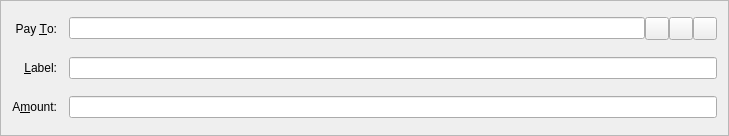
Old version of the form src/qt/forms/sendcoinsentry.ui in the repository mbirtwistle/net2.
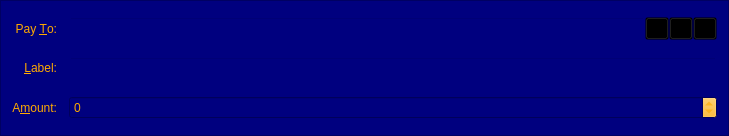
New version of the form. Icons and pictures are not drawn. Custom widgets are drawn as their Qt base class.

What changed in the file:
```diff
--- a/src/qt/forms/sendcoinsentry.ui
+++ b/src/qt/forms/sendcoinsentry.ui
@@ -10,9 +10,456 @@
     <height>136</height>
    </rect>
   </property>
+  <property name="palette">
+   <palette>
+    <active>
+     <colorrole role="WindowText">
+      <brush brushstyle="SolidPattern">
+       <color alpha="255">
+        <red>255</red>
+        <green>170</green>
+        <blue>0</blue>
+       </color>
+      </brush>
+     </colorrole>
+     <colorrole role="Button">
+      <brush brushstyle="SolidPattern">
+       <color alpha="255">
+        <red>255</red>
+        <green>170</green>
+        <blue>0</blue>
+       </color>
+      </brush>
+     </colorrole>
+     <colorrole role="Light">
+      <brush brushstyle="SolidPattern">
+       <color alpha="255">
+        <red>255</red>
+        <green>170</green>
+        <blue>0</blue>
+       </color>
+      </brush>
+     </colorrole>
+     <colorrole role="Midlight">
+      <brush brushstyle="SolidPattern">
+       <color alpha="255">
+        <red>255</red>
+        <green>170</green>
+        <blue>0</blue>
+       </color>
+      </brush>
+     </colorrole>
+     <colorrole role="Dark">
+      <brush brushstyle="SolidPattern">
+       <color alpha="255">
+        <red>255</red>
+        <green>170</green>
+        <blue>0</blue>
+       </color>
+      </brush>
+     </colorrole>
+     <colorrole role="Mid">
+      <brush brushstyle="SolidPattern">
+       <color alpha="255">
+        <red>255</red>
+        <green>170</green>
+        <blue>0</blue>
+       </color>
+      </brush>
+     </colorrole>
+     <colorrole role="Text">
+      <brush brushstyle="SolidPattern">
+       <color alpha="255">
+        <red>255</red>
+        <green>170</green>
+        <blue>0</blue>
+       </color>
+      </brush>
+     </colorrole>
+     <colorrole role="BrightText">
+      <brush brushstyle="SolidPattern">
+       <color alpha="255">
+        <red>255</red>
+        <green>170</green>
+        <blue>0</blue>
+       </color>
+      </brush>
+     </colorrole>
+     <colorrole role="ButtonText">
+      <brush brushstyle="SolidPattern">
+       <color alpha="255">
+        <red>255</red>
+        <green>170</green>
+        <blue>0</blue>
+       </color>
+      </brush>
+     </colorrole>
+     <colorrole role="Base">
+      <brush brushstyle="SolidPattern">
+       <color alpha="255">
+        <red>0</red>
+        <green>0</green>
+        <blue>127</blue>
+       </color>
+      </brush>
+     </colorrole>
+     <colorrole role="Window">
+      <brush brushstyle="SolidPattern">
+       <color alpha="255">
+        <red>0</red>
+        <green>0</green>
+        <blue>127</blue>
+       </color>
+      </brush>
+     </colorrole>
+     <colorrole role="HighlightedText">
+      <brush brushstyle="SolidPattern">
+       <color alpha="255">
+        <red>0</red>
+        <green>0</green>
+        <blue>127</blue>
+       </color>
+      </brush>
+     </colorrole>
+     <colorrole role="AlternateBase">
+      <brush brushstyle="SolidPattern">
+       <color alpha="255">
+        <red>0</red>
+        <green>0</green>
+        <blue>127</blue>
+       </color>
+      </brush>
+     </colorrole>
+     <colorrole role="NoRole">
+      <brush brushstyle="SolidPattern">
+       <color alpha="255">
+        <red>0</red>
+        <green>0</green>
+        <blue>127</blue>
+       </color>
+      </brush>
+     </colorrole>
+     <colorrole role="ToolTipBase">
+      <brush brushstyle="SolidPattern">
+       <color alpha="255">
+        <red>0</red>
+        <green>0</green>
+        <blue>127</blue>
+       </color>
+      </brush>
+     </colorrole>
+     <colorrole role="ToolTipText">
+      <brush brushstyle="SolidPattern">
+       <color alpha="255">
+        <red>255</red>
+        <green>170</green>
+        <blue>0</blue>
+       </color>
+      </brush>
+     </colorrole>
+    </active>
+    <inactive>
+     <colorrole role="WindowText">
+      <brush brushstyle="SolidPattern">
+       <color alpha="255">
+        <red>255</red>
+        <green>170</green>
+        <blue>0</blue>
+       </color>
+      </brush>
+     </colorrole>
+     <colorrole role="Button">
+      <brush brushstyle="SolidPattern">
+       <color alpha="255">
+        <red>255</red>
+        <green>170</green>
+        <blue>0</blue>
+       </color>
+      </brush>
+     </colorrole>
+     <colorrole role="Light">
+      <brush brushstyle="SolidPattern">
+       <color alpha="255">
+        <red>255</red>
+        <green>170</green>
+        <blue>0</blue>
+       </color>
+      </brush>
+     </colorrole>
+     <colorrole role="Midlight">
+      <brush brushstyle="SolidPattern">
+       <color alpha="255">
+        <red>255</red>
+        <green>170</green>
+        <blue>0</blue>
+       </color>
+      </brush>
+     </colorrole>
+     <colorrole role="Dark">
+      <brush brushstyle="SolidPattern">
+       <color alpha="255">
+        <red>255</red>
+        <green>170</green>
+        <blue>0</blue>
+       </color>
+      </brush>
+     </colorrole>
+     <colorrole role="Mid">
+      <brush brushstyle="SolidPattern">
+       <color alpha="255">
+        <red>255</red>
+        <green>170</green>
+        <blue>0</blue>
+       </color>
+      </brush>
+     </colorrole>
+     <colorrole role="Text">
+      <brush brushstyle="SolidPattern">
+       <color alpha="255">
+        <red>255</red>
+        <green>170</green>
+        <blue>0</blue>
+       </color>
+      </brush>
+     </colorrole>
+     <colorrole role="BrightText">
+      <brush brushstyle="SolidPattern">
+       <color alpha="255">
+        <red>255</red>
+        <green>170</green>
+        <blue>0</blue>
+       </color>
+      </brush>
+     </colorrole>
+     <colorrole role="ButtonText">
+      <brush brushstyle="SolidPattern">
+       <color alpha="255">
+        <red>255</red>
+        <green>170</green>
+        <blue>0</blue>
+       </color>
+      </brush>
+     </colorrole>
+     <colorrole role="Base">
+      <brush brushstyle="SolidPattern">
+       <color alpha="255">
+        <red>0</red>
+        <green>0</green>
+        <blue>127</blue>
+       </color>
+      </brush>
+     </colorrole>
+     <colorrole role="Window">
+      <brush brushstyle="SolidPattern">
+       <color alpha="255">
+        <red>0</red>
+        <green>0</green>
+        <blue>127</blue>
+       </color>
+      </brush>
+     </colorrole>
+     <colorrole role="HighlightedText">
+      <brush brushstyle="SolidPattern">
+       <color alpha="255">
+        <red>0</red>
+        <green>0</green>
+        <blue>127</blue>
+       </color>
+      </brush>
+     </colorrole>
+     <colorrole role="AlternateBase">
+      <brush brushstyle="SolidPattern">
+       <color alpha="255">
+        <red>0</red>
+        <green>0</green>
+        <blue>127</blue>
+       </color>
+      </brush>
+     </colorrole>
+     <colorrole role="NoRole">
+      <brush brushstyle="SolidPattern">
+       <color alpha="255">
+        <red>0</red>
+        <green>0</green>
+        <blue>127</blue>
+       </color>
+      </brush>
+     </colorrole>
+     <colorrole role="ToolTipBase">
+      <brush brushstyle="SolidPattern">
+       <color alpha="255">
+        <red>0</red>
+        <green>0</green>
+        <blue>127</blue>
+       </color>
+      </brush>
+     </colorrole>
+     <colorrole role="ToolTipText">
+      <brush brushstyle="SolidPattern">
+       <color alpha="255">
+        <red>255</red>
+        <green>170</green>
+        <blue>0</blue>
+       </color>
+      </brush>
+     </colorrole>
+    </inactive>
+    <disabled>
+     <colorrole role="WindowText">
+      <brush brushstyle="SolidPattern">
+       <color alpha="255">
+        <red>255</red>
+        <green>170</green>
+        <blue>0</blue>
+       </color>
+      </brush>
+     </colorrole>
+     <colorrole role="Button">
+      <brush brushstyle="SolidPattern">
+       <color alpha="255">
+        <red>255</red>
+        <green>170</green>
+        <blue>0</blue>
+       </color>
+      </brush>
+     </colorrole>
+     <colorrole role="Light">
+      <brush brushstyle="SolidPattern">
+       <color alpha="255">
+        <red>255</red>
+        <green>170</green>
+        <blue>0</blue>
+       </color>
+      </brush>
+     </colorrole>
+     <colorrole role="Midlight">
+      <brush brushstyle="SolidPattern">
+       <color alpha="255">
+        <red>255</red>
+        <green>170</green>
+        <blue>0</blue>
+       </color>
+      </brush>
+     </colorrole>
+     <colorrole role="Dark">
+      <brush brushstyle="SolidPattern">
+       <color alpha="255">
+        <red>255</red>
+        <green>170</green>
+        <blue>0</blue>
+       </color>
+      </brush>
+     </colorrole>
+     <colorrole role="Mid">
+      <brush brushstyle="SolidPattern">
+       <color alpha="255">
+        <red>255</red>
+        <green>170</green>
+        <blue>0</blue>
+       </color>
+      </brush>
+     </colorrole>
+     <colorrole role="Text">
+      <brush brushstyle="SolidPattern">
+       <color alpha="255">
+        <red>255</red>
+        <green>170</green>
+        <blue>0</blue>
+       </color>
+      </brush>
+     </colorrole>
+     <colorrole role="BrightText">
+      <brush brushstyle="SolidPattern">
+       <color alpha="255">
+        <red>255</red>
+        <green>170</green>
+        <blue>0</blue>
+       </color>
+      </brush>
+     </colorrole>
+     <colorrole role="ButtonText">
+      <brush brushstyle="SolidPattern">
+       <color alpha="255">
+        <red>255</red>
+        <green>170</green>
+        <blue>0</blue>
+       </color>
+      </brush>
+     </colorrole>
+     <colorrole role="Base">
+      <brush brushstyle="SolidPattern">
+       <color alpha="255">
+        <red>0</red>
+        <green>0</green>
+        <blue>127</blue>
+       </color>
+      </brush>
+     </colorrole>
+     <colorrole role="Window">
+      <brush brushstyle="SolidPattern">
+       <color alpha="255">
+        <red>0</red>
+        <green>0</green>
+        <blue>127</blue>
+       </color>
+      </brush>
+     </colorrole>
+     <colorrole role="HighlightedText">
+      <brush brushstyle="SolidPattern">
+       <color alpha="255">
+        <red>0</red>
+        <green>0</green>
+        <blue>127</blue>
+       </color>
+      </brush>
+     </colorrole>
+     <colorrole role="AlternateBase">
+      <brush brushstyle="SolidPattern">
+       <color alpha="255">
+        <red>0</red>
+        <green>0</green>
+        <blue>127</blue>
+       </color>
+      </brush>
+     </colorrole>
+     <colorrole role="NoRole">
+      <brush brushstyle="SolidPattern">
+       <color alpha="255">
+        <red>0</red>
+        <green>0</green>
+        <blue>127</blue>
+       </color>
+      </brush>
+     </colorrole>
+     <colorrole role="ToolTipBase">
+      <brush brushstyle="SolidPattern">
+       <color alpha="255">
+        <red>0</red>
+        <green>0</green>
+        <blue>127</blue>
+       </color>
+      </brush>
+     </colorrole>
+     <colorrole role="ToolTipText">
+      <brush brushstyle="SolidPattern">
+       <color alpha="255">
+        <red>255</red>
+        <green>170</green>
+        <blue>0</blue>
+       </color>
+      </brush>
+     </colorrole>
+    </disabled>
+   </palette>
+  </property>
   <property name="windowTitle">
    <string>Form</string>
   </property>
+  <property name="styleSheet">
+   <string notr="true">QWidget 
+{ background: url(:/images/bkg); } 
+</string>
+  </property>
   <property name="frameShape">
    <enum>QFrame::StyledPanel</enum>
   </property>
@@ -25,6 +472,124 @@
    </property>
    <item row="5" column="0">
     <widget class="QLabel" name="label">
+     <property name="palette">
+      <palette>
+       <active>
+        <colorrole role="WindowText">
+         <brush brushstyle="SolidPattern">
+          <color alpha="255">
+           <red>255</red>
+           <green>170</green>
+           <blue>0</blue>
+          </color>
+         </brush>
+        </colorrole>
+        <colorrole role="Text">
+         <brush brushstyle="SolidPattern">
+          <color alpha="255">
+           <red>255</red>
+           <green>170</green>
+           <blue>0</blue>
+          </color>
+         </brush>
+        </colorrole>
+        <colorrole role="BrightText">
+         <brush brushstyle="SolidPattern">
+          <color alpha="255">
+           <red>255</red>
+           <green>170</green>
+           <blue>0</blue>
+          </color>
+         </brush>
+        </colorrole>
+        <colorrole role="ButtonText">
+         <brush brushstyle="SolidPattern">
+          <color alpha="255">
+           <red>255</red>
+           <green>170</green>
+           <blue>0</blue>
+          </color>
+         </brush>
+        </colorrole>
+       </active>
+       <inactive>
+        <colorrole role="WindowText">
+         <brush brushstyle="SolidPattern">
+          <color alpha="255">
+           <red>255</red>
+           <green>170</green>
+           <blue>0</blue>
+          </color>
+         </brush>
+        </colorrole>
+        <colorrole role="Text">
+         <brush brushstyle="SolidPattern">
+          <color alpha="255">
+           <red>255</red>
+           <green>170</green>
+           <blue>0</blue>
+          </color>
+         </brush>
+        </colorrole>
+        <colorrole role="BrightText">
+         <brush brushstyle="SolidPattern">
+          <color alpha="255">
+           <red>255</red>
+           <green>170</green>
+           <blue>0</blue>
+          </color>
+         </brush>
+        </colorrole>
+        <colorrole role="ButtonText">
+         <brush brushstyle="SolidPattern">
+          <color alpha="255">
+           <red>255</red>
+           <green>170</green>
+           <blue>0</blue>
+          </color>
+         </brush>
+        </colorrole>
+       </inactive>
+       <disabled>
+        <colorrole role="WindowText">
+         <brush brushstyle="SolidPattern">
+          <color alpha="255">
+           <red>159</red>
+           <green>158</green>
+           <blue>158</blue>
+          </color>
+         </brush>
+        </colorrole>
+        <colorrole role="Text">
+         <brush brushstyle="SolidPattern">
+          <color alpha="255">
+           <red>159</red>
+           <green>158</green>
+           <blue>158</blue>
+          </color>
+         </brush>
+        </colorrole>
+        <colorrole role="BrightText">
+         <brush brushstyle="SolidPattern">
+          <color alpha="255">
+           <red>255</red>
+           <green>170</green>
+           <blue>0</blue>
+          </color>
+         </brush>
+        </colorrole>
+        <colorrole role="ButtonText">
+         <brush brushstyle="SolidPattern">
+          <color alpha="255">
+           <red>159</red>
+           <green>158</green>
+           <blue>158</blue>
+          </color>
+         </brush>
+        </colorrole>
+       </disabled>
+      </palette>
+     </property>
      <property name="text">
       <string>A&amp;mount:</string>
      </property>
@@ -38,6 +603,124 @@
    </item>
    <item row="3" column="0">
     <widget class="QLabel" name="label_2">
+     <property name="palette">
+      <palette>
+       <active>
+        <colorrole role="WindowText">
+         <brush brushstyle="SolidPattern">
+          <color alpha="255">
+           <red>255</red>
+           <green>170</green>
+           <blue>0</blue>
+          </color>
+         </brush>
+        </colorrole>
+        <colorrole role="Text">
+         <brush brushstyle="SolidPattern">
+          <color alpha="255">
+           <red>255</red>
+           <green>170</green>
+           <blue>0</blue>
+          </color>
+         </brush>
+        </colorrole>
+        <colorrole role="BrightText">
+         <brush brushstyle="SolidPattern">
+          <color alpha="255">
+           <red>255</red>
+           <green>170</green>
+           <blue>0</blue>
+          </color>
+         </brush>
+        </colorrole>
+        <colorrole role="ButtonText">
+         <brush brushstyle="SolidPattern">
+          <color alpha="255">
+           <red>255</red>
+           <green>170</green>
+           <blue>0</blue>
+          </color>
+         </brush>
+        </colorrole>
+       </active>
+       <inactive>
+        <colorrole role="WindowText">
+         <brush brushstyle="SolidPattern">
+          <color alpha="255">
+           <red>255</red>
+           <green>170</green>
+           <blue>0</blue>
+          </color>
+         </brush>
+        </colorrole>
+        <colorrole role="Text">
+         <brush brushstyle="SolidPattern">
+          <color alpha="255">
+           <red>255</red>
+           <green>170</green>
+           <blue>0</blue>
+          </color>
+         </brush>
+        </colorrole>
+        <colorrole role="BrightText">
+         <brush brushstyle="SolidPattern">
+          <color alpha="255">
+           <red>255</red>
+           <green>170</green>
+           <blue>0</blue>
+          </color>
+         </brush>
+        </colorrole>
+        <colorrole role="ButtonText">
+         <brush brushstyle="SolidPattern">
+          <color alpha="255">
+           <red>255</red>
+           <green>170</green>
+           <blue>0</blue>
+          </color>
+         </brush>
+        </colorrole>
+       </inactive>
+       <disabled>
+        <colorrole role="WindowText">
+         <brush brushstyle="SolidPattern">
+          <color alpha="255">
+           <red>159</red>
+           <green>158</green>
+           <blue>158</blue>
+          </color>
+         </brush>
+        </colorrole>
+        <colorrole role="Text">
+         <brush brushstyle="SolidPattern">
+          <color alpha="255">
+           <red>159</red>
+           <green>158</green>
+           <blue>158</blue>
+          </color>
+         </brush>
+        </colorrole>
+        <colorrole role="BrightText">
+         <brush brushstyle="SolidPattern">
+          <color alpha="255">
+           <red>255</red>
+           <green>170</green>
+           <blue>0</blue>
+          </color>
+         </brush>
+        </colorrole>
+        <colorrole role="ButtonText">
+         <brush brushstyle="SolidPattern">
+          <color alpha="255">
+           <red>159</red>
+           <green>158</green>
+           <blue>158</blue>
+          </color>
+         </brush>
+        </colorrole>
+       </disabled>
+      </palette>
+     </property>
      <property name="text">
       <string>Pay &amp;To:</string>
      </property>
@@ -50,7 +733,126 @@
     </widget>
    </item>
    <item row="5" column="1">
-    <widget class="BitcoinAmountField" name="payAmount"/>
+    <widget class="BitcoinAmountField" name="payAmount">
+     <property name="palette">
+      <palette>
+       <active>
+        <colorrole role="WindowText">
+         <brush brushstyle="SolidPattern">
+          <color alpha="255">
+           <red>255</red>
+           <green>170</green>
+           <blue>0</blue>
+          </color>
+         </brush>
+        </colorrole>
+        <colorrole role="Text">
+         <brush brushstyle="SolidPattern">
+          <color alpha="255">
+           <red>255</red>
+           <green>170</green>
+           <blue>0</blue>
+          </color>
+         </brush>
+        </colorrole>
+        <colorrole role="BrightText">
+         <brush brushstyle="SolidPattern">
+          <color alpha="255">
+           <red>255</red>
+           <green>170</green>
+           <blue>0</blue>
+          </color>
+         </brush>
+        </colorrole>
+        <colorrole role="ButtonText">
+         <brush brushstyle="SolidPattern">
+          <color alpha="255">
+           <red>255</red>
+           <green>170</green>
+           <blue>0</blue>
+          </color>
+         </brush>
+        </colorrole>
+       </active>
+       <inactive>
+        <colorrole role="WindowText">
+         <brush brushstyle="SolidPattern">
+          <color alpha="255">
+           <red>255</red>
+           <green>170</green>
+           <blue>0</blue>
+          </color>
+         </brush>
+        </colorrole>
+        <colorrole role="Text">
+         <brush brushstyle="SolidPattern">
+          <color alpha="255">
+           <red>255</red>
+           <green>170</green>
+           <blue>0</blue>
+          </color>
+         </brush>
+        </colorrole>
+        <colorrole role="BrightText">
+         <brush brushstyle="SolidPattern">
+          <color alpha="255">
+           <red>255</red>
+           <green>170</green>
+           <blue>0</blue>
+          </color>
+         </brush>
+        </colorrole>
+        <colorrole role="ButtonText">
+         <brush brushstyle="SolidPattern">
+          <color alpha="255">
+           <red>255</red>
+           <green>170</green>
+           <blue>0</blue>
+          </color>
+         </brush>
+        </colorrole>
+       </inactive>
+       <disabled>
+        <colorrole role="WindowText">
+         <brush brushstyle="SolidPattern">
+          <color alpha="255">
+           <red>159</red>
+           <green>158</green>
+           <blue>158</blue>
+          </color>
+         </brush>
+        </colorrole>
+        <colorrole role="Text">
+         <brush brushstyle="SolidPattern">
+          <color alpha="255">
+           <red>159</red>
+           <green>158</green>
+           <blue>158</blue>
+          </color>
+         </brush>
+        </colorrole>
+        <colorrole role="BrightText">
+         <brush brushstyle="SolidPattern">
+          <color alpha="255">
+           <red>255</red>
+           <green>170</green>
+           <blue>0</blue>
+          </color>
+         </brush>
+        </colorrole>
+        <colorrole role="ButtonText">
+         <brush brushstyle="SolidPattern">
+          <color alpha="255">
+           <red>159</red>
+           <green>158</green>
+           <blue>158</blue>
+          </color>
+         </brush>
+        </colorrole>
+       </disabled>
+      </palette>
+     </property>
+    </widget>
    </item>
    <item row="4" column="1">
     <layout class="QHBoxLayout" name="horizontalLayout_2">
@@ -62,15 +864,231 @@
        <property name="enabled">
         <bool>true</bool>
        </property>
+       <property name="palette">
+        <palette>
+         <active>
+          <colorrole role="Button">
+           <brush brushstyle="SolidPattern">
+            <color alpha="0">
+             <red>0</red>
+             <green>0</green>
+             <blue>0</blue>
+            </color>
+           </brush>
+          </colorrole>
+          <colorrole role="Base">
+           <brush brushstyle="SolidPattern">
+            <color alpha="0">
+             <red>0</red>
+             <green>0</green>
+             <blue>0</blue>
+            </color>
+           </brush>
+          </colorrole>
+          <colorrole role="Window">
+           <brush brushstyle="SolidPattern">
+            <color alpha="0">
+             <red>0</red>
+             <green>0</green>
+             <blue>0</blue>
+            </color>
+           </brush>
+          </colorrole>
+         </active>
+         <inactive>
+          <colorrole role="Button">
+           <brush brushstyle="SolidPattern">
+            <color alpha="0">
+             <red>0</red>
+             <green>0</green>
+             <blue>0</blue>
+            </color>
+           </brush>
+          </colorrole>
+          <colorrole role="Base">
+           <brush brushstyle="SolidPattern">
+            <color alpha="0">
+             <red>0</red>
+             <green>0</green>
+             <blue>0</blue>
+            </color>
+           </brush>
+          </colorrole>
+          <colorrole role="Window">
+           <brush brushstyle="SolidPattern">
+            <color alpha="0">
+             <red>0</red>
+             <green>0</green>
+             <blue>0</blue>
+            </color>
+           </brush>
+          </colorrole>
+         </inactive>
+         <disabled>
+          <colorrole role="Button">
+           <brush brushstyle="SolidPattern">
+            <color alpha="0">
+             <red>0</red>
+             <green>0</green>
+             <blue>0</blue>
+            </color>
+           </brush>
+          </colorrole>
+          <colorrole role="Base">
+           <brush brushstyle="SolidPattern">
+            <color alpha="0">
+             <red>0</red>
+             <green>0</green>
+             <blue>0</blue>
+            </color>
+           </brush>
+          </colorrole>
+          <colorrole role="Window">
+           <brush brushstyle="SolidPattern">
+            <color alpha="0">
+             <red>0</red>
+             <green>0</green>
+             <blue>0</blue>
+            </color>
+           </brush>
+          </colorrole>
+         </disabled>
+        </palette>
+       </property>
        <property name="toolTip">
         <string>Enter a label for this address to add it to your address book</string>
        </property>
+       <property name="styleSheet">
+        <string notr="true">background:transparent;
+</string>
+       </property>
+       <property name="text">
+        <string/>
+       </property>
       </widget>
      </item>
     </layout>
    </item>
    <item row="4" column="0">
     <widget class="QLabel" name="label_4">
+     <property name="palette">
+      <palette>
+       <active>
+        <colorrole role="WindowText">
+         <brush brushstyle="SolidPattern">
+          <color alpha="255">
+           <red>255</red>
+           <green>170</green>
+           <blue>0</blue>
+          </color>
+         </brush>
+        </colorrole>
+        <colorrole role="Text">
+         <brush brushstyle="SolidPattern">
+          <color alpha="255">
+           <red>255</red>
+           <green>170</green>
+           <blue>0</blue>
+          </color>
+         </brush>
+        </colorrole>
+        <colorrole role="BrightText">
+         <brush brushstyle="SolidPattern">
+          <color alpha="255">
+           <red>255</red>
+           <green>170</green>
+           <blue>0</blue>
+          </color>
+         </brush>
+        </colorrole>
+        <colorrole role="ButtonText">
+         <brush brushstyle="SolidPattern">
+          <color alpha="255">
+           <red>255</red>
+           <green>170</green>
+           <blue>0</blue>
+          </color>
+         </brush>
+        </colorrole>
+       </active>
+       <inactive>
+        <colorrole role="WindowText">
+         <brush brushstyle="SolidPattern">
+          <color alpha="255">
+           <red>255</red>
+           <green>170</green>
+           <blue>0</blue>
+          </color>
+         </brush>
+        </colorrole>
+        <colorrole role="Text">
+         <brush brushstyle="SolidPattern">
+          <color alpha="255">
+           <red>255</red>
+           <green>170</green>
+           <blue>0</blue>
+          </color>
+         </brush>
+        </colorrole>
+        <colorrole role="BrightText">
+         <brush brushstyle="SolidPattern">
+          <color alpha="255">
+           <red>255</red>
+           <green>170</green>
+           <blue>0</blue>
+          </color>
+         </brush>
+        </colorrole>
+        <colorrole role="ButtonText">
+         <brush brushstyle="SolidPattern">
+          <color alpha="255">
+           <red>255</red>
+           <green>170</green>
+           <blue>0</blue>
+          </color>
+         </brush>
+        </colorrole>
+       </inactive>
+       <disabled>
+        <colorrole role="WindowText">
+         <brush brushstyle="SolidPattern">
+          <color alpha="255">
+           <red>159</red>
+           <green>158</green>
+           <blue>158</blue>
+          </color>
+         </brush>
+        </colorrole>
+        <colorrole role="Text">
+         <brush brushstyle="SolidPattern">
+          <color alpha="255">
+           <red>159</red>
+           <green>158</green>
+           <blue>158</blue>
+          </color>
+         </brush>
+        </colorrole>
+        <colorrole role="BrightText">
+         <brush brushstyle="SolidPattern">
+          <color alpha="255">
+           <red>255</red>
+           <green>170</green>
+           <blue>0</blue>
+          </color>
+         </brush>
+        </colorrole>
+        <colorrole role="ButtonText">
+         <brush brushstyle="SolidPattern">
+          <color alpha="255">
+           <red>159</red>
+           <green>158</green>
+           <blue>158</blue>
+          </color>
+         </brush>
+        </colorrole>
+       </disabled>
+      </palette>
+     </property>
      <property name="text">
       <string>&amp;Label:</string>
      </property>
@@ -89,8 +1107,105 @@
      </property>
      <item>
       <widget class="QValidatedLineEdit" name="payTo">
+       <property name="palette">
+        <palette>
+         <active>
+          <colorrole role="Button">
+           <brush brushstyle="SolidPattern">
+            <color alpha="0">
+             <red>0</red>
+             <green>0</green>
+             <blue>0</blue>
+            </color>
+           </brush>
+          </colorrole>
+          <colorrole role="Base">
+           <brush brushstyle="SolidPattern">
+            <color alpha="0">
+             <red>0</red>
+             <green>0</green>
+             <blue>0</blue>
+            </color>
+           </brush>
+          </colorrole>
+          <colorrole role="Window">
+           <brush brushstyle="SolidPattern">
+            <color alpha="0">
+             <red>0</red>
+             <green>0</green>
+             <blue>0</blue>
+            </color>
+           </brush>
+          </colorrole>
+         </active>
+         <inactive>
+          <colorrole role="Button">
+           <brush brushstyle="SolidPattern">
+            <color alpha="0">
+             <red>0</red>
+             <green>0</green>
+             <blue>0</blue>
+            </color>
+           </brush>
+          </colorrole>
+          <colorrole role="Base">
+           <brush brushstyle="SolidPattern">
+            <color alpha="0">
+             <red>0</red>
+             <green>0</green>
+             <blue>0</blue>
+            </color>
+           </brush>
+          </colorrole>
+          <colorrole role="Window">
+           <brush brushstyle="SolidPattern">
+            <color alpha="0">
+             <red>0</red>
+             <green>0</green>
+             <blue>0</blue>
+            </color>
+           </brush>
+          </colorrole>
+         </inactive>
+         <disabled>
+          <colorrole role="Button">
+           <brush brushstyle="SolidPattern">
+            <color alpha="0">
+             <red>0</red>
+             <green>0</green>
+             <blue>0</blue>
+            </color>
+           </brush>
+          </colorrole>
+          <colorrole role="Base">
+           <brush brushstyle="SolidPattern">
+            <color alpha="0">
+             <red>0</red>
+             <green>0</green>
+             <blue>0</blue>
+            </color>
+           </brush>
+          </colorrole>
+          <colorrole role="Window">
+           <brush brushstyle="SolidPattern">
+            <color alpha="0">
+             <red>0</red>
+             <green>0</green>
+             <blue>0</blue>
+            </color>
+           </brush>
+          </colorrole>
+         </disabled>
+        </palette>
+       </property>
        <property name="toolTip">
-        <string>The address to send the payment to  (e.g. PBZ8YVV3XT3WWWd2a1jo4N9WePiwKB3mJE)</string>
+        <string>The address to send the payment to  (e.g. 4Zo1ga6xuKuQ7JV7M9rGDoxdbYwV5zgQJ5)</string>
+       </property>
+       <property name="styleSheet">
+        <string notr="true">background:transparent</string>
+       </property>
+       <property name="text">
+        <string/>
        </property>
        <property name="maxLength">
         <number>34</number>
@@ -99,9 +1214,104 @@
      </item>
      <item>
       <widget class="QToolButton" name="addressBookButton">
+       <property name="palette">
+        <palette>
+         <active>
+          <colorrole role="Button">
+           <brush brushstyle="SolidPattern">
+            <color alpha="0">
+             <red>0</red>
+             <green>0</green>
+             <blue>0</blue>
+            </color>
+           </brush>
+          </colorrole>
+          <colorrole role="Base">
+           <brush brushstyle="SolidPattern">
+            <color alpha="0">
+             <red>0</red>
+             <green>0</green>
+             <blue>0</blue>
+            </color>
+           </brush>
+          </colorrole>
+          <colorrole role="Window">
+           <brush brushstyle="SolidPattern">
+            <color alpha="0">
+             <red>0</red>
+             <green>0</green>
+             <blue>0</blue>
+            </color>
+           </brush>
+          </colorrole>
+         </active>
+         <inactive>
+          <colorrole role="Button">
+           <brush brushstyle="SolidPattern">
+            <color alpha="0">
+             <red>0</red>
+             <green>0</green>
+             <blue>0</blue>
+            </color>
+           </brush>
+          </colorrole>
+          <colorrole role="Base">
+           <brush brushstyle="SolidPattern">
+            <color alpha="0">
+             <red>0</red>
+             <green>0</green>
+             <blue>0</blue>
+            </color>
+           </brush>
+          </colorrole>
+          <colorrole role="Window">
+           <brush brushstyle="SolidPattern">
+            <color alpha="0">
+             <red>0</red>
+             <green>0</green>
+             <blue>0</blue>
+            </color>
+           </brush>
+          </colorrole>
+         </inactive>
+         <disabled>
+          <colorrole role="Button">
+           <brush brushstyle="SolidPattern">
+            <color alpha="0">
+             <red>0</red>
+             <green>0</green>
+             <blue>0</blue>
+            </color>
+           </brush>
+          </colorrole>
+          <colorrole role="Base">
+           <brush brushstyle="SolidPattern">
+            <color alpha="0">
+             <red>0</red>
+             <green>0</green>
+             <blue>0</blue>
+            </color>
+           </brush>
+          </colorrole>
+          <colorrole role="Window">
+           <brush brushstyle="SolidPattern">
+            <color alpha="0">
+             <red>0</red>
+             <green>0</green>
+             <blue>0</blue>
+            </color>
+           </brush>
+          </colorrole>
+         </disabled>
+        </palette>
+       </property>
        <property name="toolTip">
         <string>Choose address from address book</string>
        </property>
+       <property name="styleSheet">
+        <string notr="true">
+background:transparent</string>
+       </property>
        <property name="text">
         <string/>
        </property>
@@ -116,9 +1326,104 @@
      </item>
      <item>
       <widget class="QToolButton" name="pasteButton">
+       <property name="palette">
+        <palette>
+         <active>
+          <colorrole role="Button">
+           <brush brushstyle="SolidPattern">
+            <color alpha="0">
+             <red>0</red>
+             <green>0</green>
+             <blue>0</blue>
+            </color>
+           </brush>
+          </colorrole>
+          <colorrole role="Base">
+           <brush brushstyle="SolidPattern">
+            <color alpha="0">
+             <red>0</red>
+             <green>0</green>
+             <blue>0</blue>
+            </color>
+           </brush>
+          </colorrole>
+          <colorrole role="Window">
+           <brush brushstyle="SolidPattern">
+            <color alpha="0">
+             <red>0</red>
+             <green>0</green>
+             <blue>0</blue>
+            </color>
+           </brush>
+          </colorrole>
+         </active>
+         <inactive>
+          <colorrole role="Button">
+           <brush brushstyle="SolidPattern">
+            <color alpha="0">
+             <red>0</red>
+             <green>0</green>
+             <blue>0</blue>
+            </color>
+           </brush>
+          </colorrole>
+          <colorrole role="Base">
+           <brush brushstyle="SolidPattern">
+            <color alpha="0">
+             <red>0</red>
+             <green>0</green>
+             <blue>0</blue>
+            </color>
+           </brush>
+          </colorrole>
+          <colorrole role="Window">
+           <brush brushstyle="SolidPattern">
+            <color alpha="0">
+             <red>0</red>
+             <green>0</green>
+             <blue>0</blue>
+            </color>
+           </brush>
+          </colorrole>
+         </inactive>
+         <disabled>
+          <colorrole role="Button">
+           <brush brushstyle="SolidPattern">
+            <color alpha="0">
+             <red>0</red>
+             <green>0</green>
+             <blue>0</blue>
+            </color>
+           </brush>
+          </colorrole>
+          <colorrole role="Base">
+           <brush brushstyle="SolidPattern">
+            <color alpha="0">
+             <red>0</red>
+             <green>0</green>
+             <blue>0</blue>
+            </color>
+           </brush>
+          </colorrole>
+          <colorrole role="Window">
+           <brush brushstyle="SolidPattern">
+            <color alpha="0">
+             <red>0</red>
+             <green>0</green>
+             <blue>0</blue>
+            </color>
+           </brush>
+          </colorrole>
+         </disabled>
+        </palette>
+       </property>
        <property name="toolTip">
         <string>Paste address from clipboard</string>
        </property>
+       <property name="styleSheet">
+        <string notr="true">background:transparent
+</string>
+       </property>
        <property name="text">
         <string/>
        </property>
@@ -133,9 +1438,104 @@
      </item>
      <item>
       <widget class="QToolButton" name="deleteButton">
+       <property name="palette">
+        <palette>
+         <active>
+          <colorrole role="Button">
+           <brush brushstyle="SolidPattern">
+            <color alpha="0">
+             <red>0</red>
+             <green>0</green>
+             <blue>0</blue>
+            </color>
+           </brush>
+          </colorrole>
+          <colorrole role="Base">
+           <brush brushstyle="SolidPattern">
+            <color alpha="0">
+             <red>0</red>
+             <green>0</green>
+             <blue>0</blue>
+            </color>
+           </brush>
+          </colorrole>
+          <colorrole role="Window">
+           <brush brushstyle="SolidPattern">
+            <color alpha="0">
+             <red>0</red>
+             <green>0</green>
+             <blue>0</blue>
+            </color>
+           </brush>
+          </colorrole>
+         </active>
+         <inactive>
+          <colorrole role="Button">
+           <brush brushstyle="SolidPattern">
+            <color alpha="0">
+             <red>0</red>
+             <green>0</green>
+             <blue>0</blue>
+            </color>
+           </brush>
+          </colorrole>
+          <colorrole role="Base">
+           <brush brushstyle="SolidPattern">
+            <color alpha="0">
+             <red>0</red>
+             <green>0</green>
+             <blue>0</blue>
+            </color>
+           </brush>
+          </colorrole>
+          <colorrole role="Window">
+           <brush brushstyle="SolidPattern">
+            <color alpha="0">
+             <red>0</red>
+             <green>0</green>
+             <blue>0</blue>
+            </color>
+           </brush>
+          </colorrole>
+         </inactive>
+         <disabled>
+          <colorrole role="Button">
+           <brush brushstyle="SolidPattern">
+            <color alpha="0">
+             <red>0</red>
+             <green>0</green>
+             <blue>0</blue>
+            </color>
+           </brush>
+          </colorrole>
+          <colorrole role="Base">
+           <brush brushstyle="SolidPattern">
+            <color alpha="0">
+             <red>0</red>
+             <green>0</green>
+             <blue>0</blue>
+            </color>
+           </brush>
+          </colorrole>
+          <colorrole role="Window">
+           <brush brushstyle="SolidPattern">
+            <color alpha="0">
+             <red>0</red>
+             <green>0</green>
+             <blue>0</blue>
+            </color>
+           </brush>
+          </colorrole>
+         </disabled>
+        </palette>
+       </property>
        <property name="toolTip">
         <string>Remove this recipient</string>
        </property>
+       <property name="styleSheet">
+        <string notr="true">BACKGROUND:TRANSPARENT
+</string>
+       </property>
        <property name="text">
         <string/>
        </property>
@@ -150,17 +1550,17 @@
   </layout>
  </widget>
  <customwidgets>
-  <customwidget>
-   <class>QValidatedLineEdit</class>
-   <extends>QLineEdit</extends>
-   <header>qvalidatedlineedit.h</header>
-  </customwidget>
   <customwidget>
    <class>BitcoinAmountField</class>
-   <extends>QLineEdit</extends>
+   <extends>QSpinBox</extends>
    <header>bitcoinamountfield.h</header>
    <container>1</container>
   </customwidget>
+  <customwidget>
+   <class>QValidatedLineEdit</class>
+   <extends>QLineEdit</extends>
+   <header>qvalidatedlineedit.h</header>
+  </customwidget>
  </customwidgets>
  <resources>
   <include location="../bitcoin.qrc"/>
```
